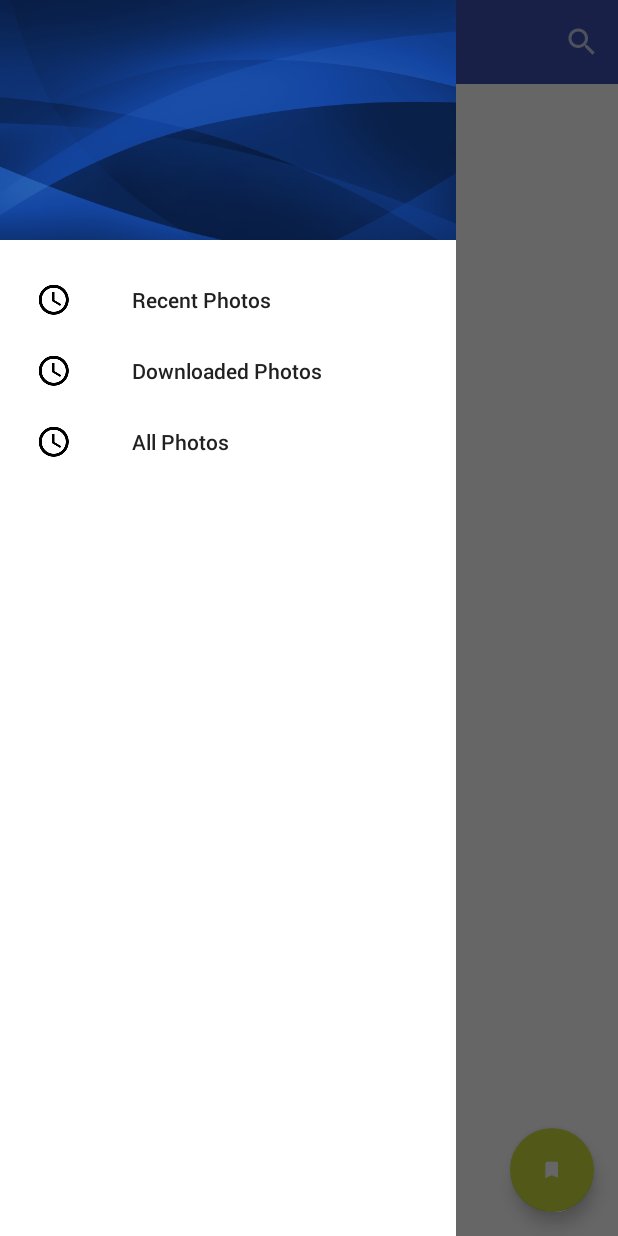
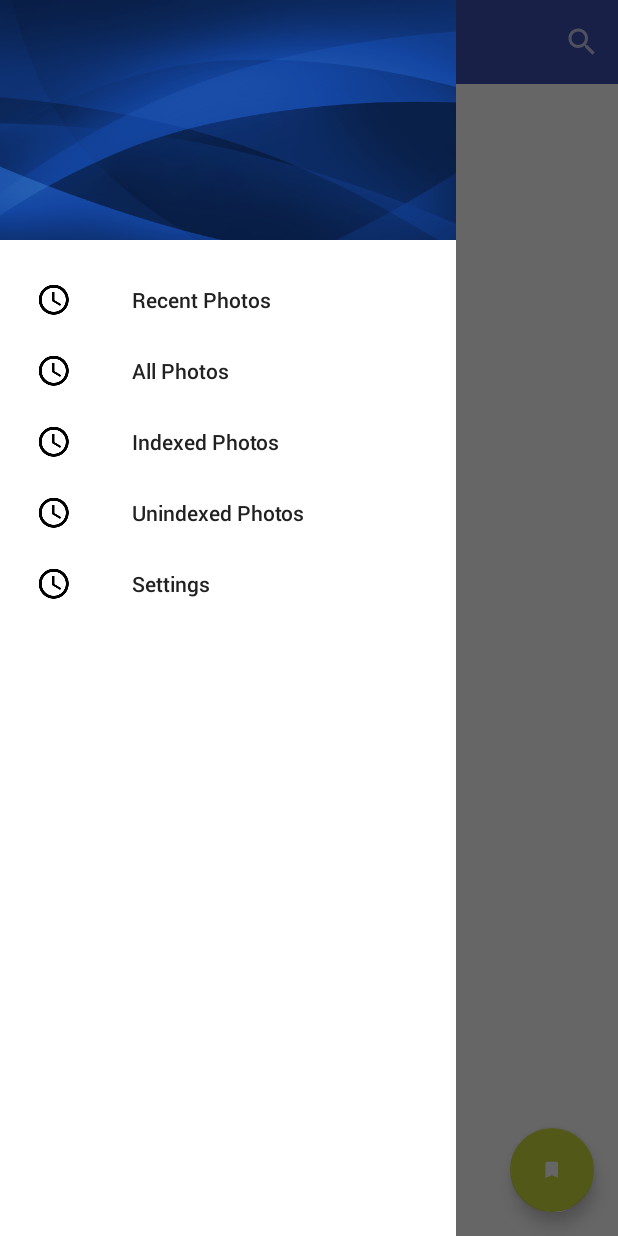
Before and after one commit to dyhpoon/Fo.dex, an Android app: the screen it shows after launch (MainActivity), on a phone screen of 412 x 824 dp. Run offline under Robolectric (Android 15) with nearby library versions, the phone set to English and light mode, and no system bars; libraries missing offline, so code that uses them is left out: com.crashlytics.android, com.melnykov.fab, com.nostra13.universalimageloader, io.fabric.sdk; plain views replace FloatingActionButton; 17 statements that could not run were skipped.

Commit message:
Adjust navigation drawer items.

```diff
--- a/app/src/main/java/com/dyhpoon/fodex/controller/activity/MainActivity.java
+++ b/app/src/main/java/com/dyhpoon/fodex/controller/activity/MainActivity.java
@@ -17,7 +17,6 @@ import android.widget.EditText;
 import com.crashlytics.android.Crashlytics;
 import com.dyhpoon.fodex.R;
 import com.dyhpoon.fodex.controller.fragment.AllPhotosPageFragment;
-import com.dyhpoon.fodex.controller.fragment.DownloadedPhotosPageFragment;
 import com.dyhpoon.fodex.controller.fragment.NavigationDrawerFragment;
 import com.dyhpoon.fodex.controller.fragment.RecentPhotosPageFragment;
 import com.dyhpoon.fodex.model.PageItem;
@@ -132,8 +131,7 @@ public class MainActivity extends ActionBarActivity
     private List<PageItem> getPages() {
         return Arrays.asList(
                 new PageItem(getString(R.string.title_recent_photos), RecentPhotosPageFragment.class),
-                new PageItem(getString(R.string.title_all_photos), AllPhotosPageFragment.class),
-                new PageItem(getString(R.string.title_downloaded_photos), DownloadedPhotosPageFragment.class)
+                new PageItem(getString(R.string.title_all_photos), AllPhotosPageFragment.class)
         );
     }
 
--- a/app/src/main/java/com/dyhpoon/fodex/controller/fragment/DownloadedPhotosPageFragment.java
+++ /dev/null
@@ -1,9 +0,0 @@
-package com.dyhpoon.fodex.controller.fragment;
-
-import android.app.Fragment;
-
-/**
- * Created by darrenpoon on 8/12/14.
- */
-public class DownloadedPhotosPageFragment extends Fragment {
-}
--- a/app/src/main/java/com/dyhpoon/fodex/controller/fragment/NavigationDrawerFragment.java
+++ b/app/src/main/java/com/dyhpoon/fodex/controller/fragment/NavigationDrawerFragment.java
@@ -5,6 +5,7 @@ import android.app.Activity;
 import android.app.Fragment;
 import android.content.Context;
 import android.graphics.Typeface;
+import android.graphics.drawable.Drawable;
 import android.support.v4.app.ActionBarDrawerToggle;
 import android.support.v4.view.GravityCompat;
 import android.support.v4.widget.DrawerLayout;
@@ -28,6 +29,9 @@ import android.widget.TextView;
 import android.widget.Toast;
 
 import com.dyhpoon.fodex.R;
+
+import java.util.Arrays;
+import java.util.List;
 
 /**
  * Fragment used for managing interactions for and presentation of a navigation drawer.
@@ -285,9 +289,18 @@ public class NavigationDrawerFragment extends Fragment {
     }
 
     private class NavigationAdapter extends BaseAdapter {
+
+        final List<DrawerItemInfo> drawerItems = Arrays.asList(
+                new DrawerItemInfo(getString(R.string.title_recent_photos), getResources().getDrawable(R.drawable.ic_clock)),
+                new DrawerItemInfo(getString(R.string.title_all_photos), getResources().getDrawable(R.drawable.ic_clock)),
+                new DrawerItemInfo(getString(R.string.title_indexed_photos), getResources().getDrawable(R.drawable.ic_clock)),
+                new DrawerItemInfo(getString(R.string.title_unindexed_photos), getResources().getDrawable(R.drawable.ic_clock)),
+                new DrawerItemInfo(getString(R.string.title_settings), getResources().getDrawable(R.drawable.ic_clock))
+        );
+
         @Override
         public int getCount() {
-            return 3;
+            return drawerItems.size();
         }
 
         @Override
@@ -320,17 +333,16 @@ public class NavigationDrawerFragment extends Fragment {
             ViewHolder viewHolder = (ViewHolder) view.getTag();
             switch (position) {
                 case 0:
-                    viewHolder.iconImageView.setImageDrawable(getResources().getDrawable(R.drawable.ic_clock));
-                    viewHolder.titleTextView.setText(getString(R.string.title_recent_photos));
-                    break;
                 case 1:
-                    viewHolder.iconImageView.setImageDrawable(getResources().getDrawable(R.drawable.ic_clock));
-                    viewHolder.titleTextView.setText(getString(R.string.title_downloaded_photos));
+                case 2:
+                case 3:
+                case 4:
+                    DrawerItemInfo info = drawerItems.get(position);
+                    viewHolder.iconImageView.setImageDrawable(info.drawable);
+                    viewHolder.titleTextView.setText(info.title);
                     break;
                 default:
-                    viewHolder.iconImageView.setImageDrawable(getResources().getDrawable(R.drawable.ic_clock));
-                    viewHolder.titleTextView.setText(getString(R.string.title_all_photos));
-                    break;
+                    throw new RuntimeException("Undefined list item type");
             }
 
             return view;
@@ -341,4 +353,14 @@ public class NavigationDrawerFragment extends Fragment {
         ImageView iconImageView;
         TextView titleTextView;
     }
+
+    private class DrawerItemInfo {
+        String title;
+        Drawable drawable;
+
+        public DrawerItemInfo(String title, Drawable drawable) {
+            this.title = title;
+            this.drawable = drawable;
+        }
+    }
 }
--- a/app/src/main/res/values/strings.xml
+++ b/app/src/main/res/values/strings.xml
@@ -7,7 +7,8 @@
 
     <string name="title_all_photos">All Photos</string>
     <string name="title_recent_photos">Recent Photos</string>
-    <string name="title_downloaded_photos">Downloaded Photos</string>
+    <string name="title_indexed_photos">Indexed Photos</string>
+    <string name="title_unindexed_photos">Unindexed Photos</string>
     <string name="title_settings">Settings</string>
 
     <string name="hashtags">Hashtags</string>
```
